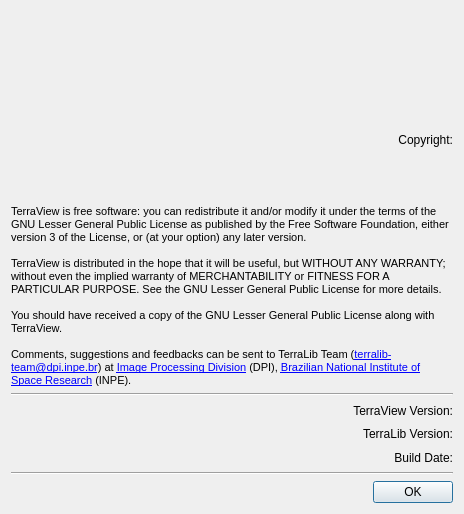
This is src/terraview/ui/AboutDialogForm.ui in claudiobogossian/terralib5 as Qt 5 draws it before an edit. The edited form follows.
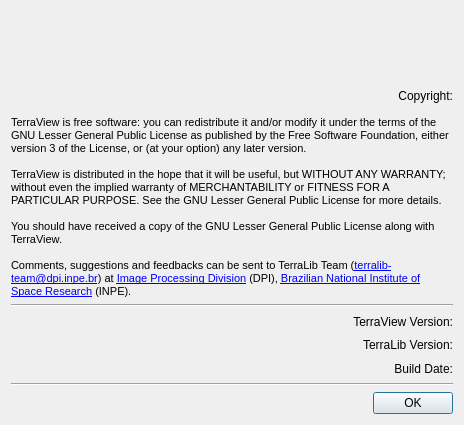
This is the edited form.

Commit message: fixing window size

Diff of the .ui file:
```diff
--- a/src/terraview/ui/AboutDialogForm.ui
+++ b/src/terraview/ui/AboutDialogForm.ui
@@ -7,7 +7,7 @@
     <x>0</x>
     <y>0</y>
     <width>464</width>
-    <height>514</height>
+    <height>425</height>
    </rect>
   </property>
   <property name="windowTitle">
```
